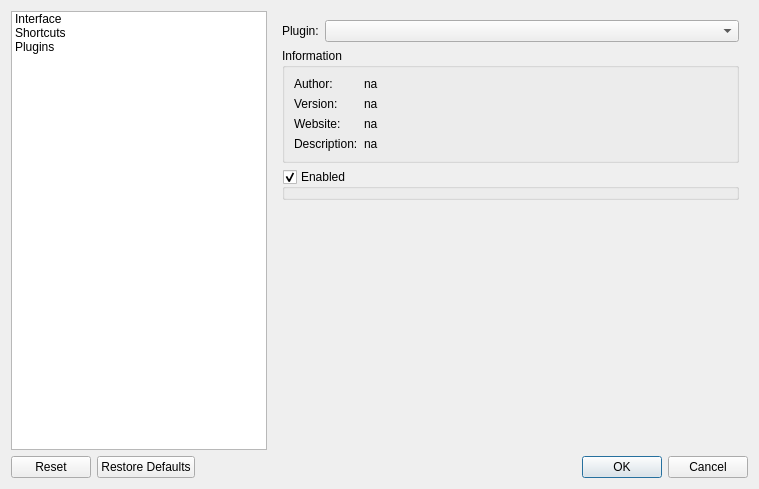
The window that app/dlg_preferences.ui (ColinDuquesnoy/MellowPlayer) describes before a commit, drawn with Qt 5.
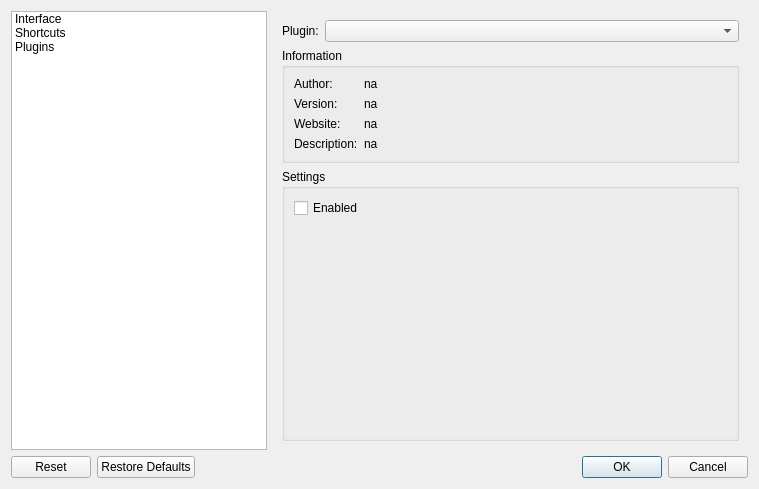
The same window after the commit. Icons and pictures are not drawn.

Commit message:
Change the plugin page
We are going to use a QStackedWidget to store the plugin settings

Diff of the .ui file:
```diff
--- a/app/dlg_preferences.ui
+++ b/app/dlg_preferences.ui
@@ -389,26 +389,28 @@
             <bool>true</bool>
            </property>
            <property name="title">
-            <string>Enabled</string>
+            <string>Settings</string>
            </property>
            <property name="checkable">
-            <bool>true</bool>
+            <bool>false</bool>
            </property>
+           <layout class="QGridLayout" name="gridLayout">
+            <item row="1" column="0">
+             <widget class="QStackedWidget" name="stackedWidget_2">
+              <widget class="QWidget" name="page"/>
+              <widget class="QWidget" name="page_2"/>
+             </widget>
+            </item>
+            <item row="0" column="0">
+             <widget class="QCheckBox" name="checkBox">
+              <property name="text">
+               <string>Enabled</string>
+              </property>
+             </widget>
+            </item>
+           </layout>
           </widget>
          </item>
-         <item>
-          <spacer name="verticalSpacer">
-           <property name="orientation">
-            <enum>Qt::Vertical</enum>
-           </property>
-           <property name="sizeHint" stdset="0">
-            <size>
-             <width>20</width>
-             <height>40</height>
-            </size>
-           </property>
-          </spacer>
-         </item>
         </layout>
        </widget>
       </widget>
```
